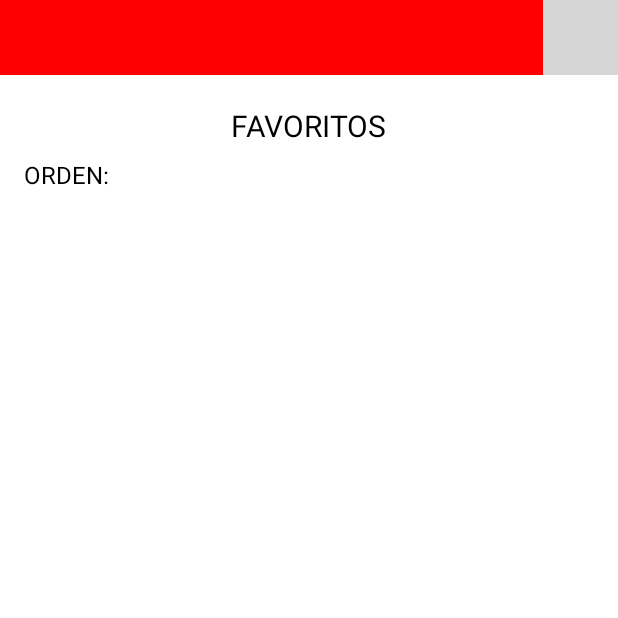
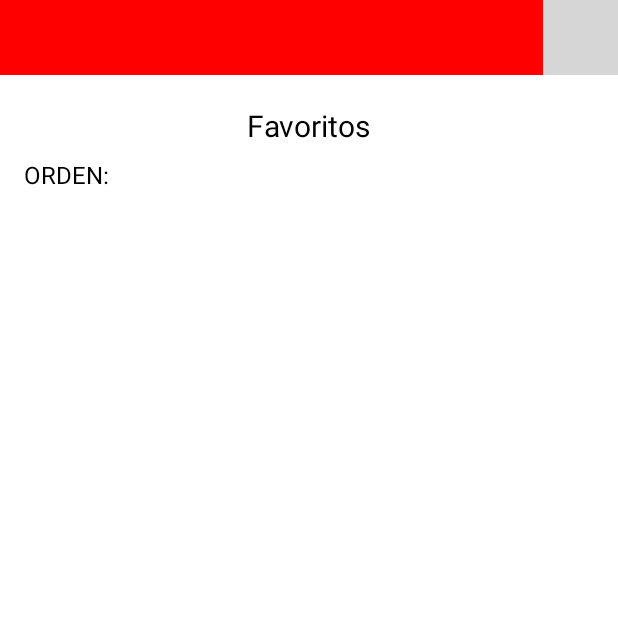
Before and after one commit to Mathyas45/AdoptaPupFinal, an Android app: the Favoritos screen opened directly, with no data from a screen before it, on a phone screen of 412 x 824 dp, the top half of it. Run offline under Robolectric (Android 15) with nearby library versions, the phone set to English and light mode, and no system bars; grey boxes are pictures that could not be loaded.

Commit message:
cambios realizados

```diff
--- a/app/src/main/res/layout/activity_favoritos.xml
+++ b/app/src/main/res/layout/activity_favoritos.xml
@@ -40,7 +40,7 @@
             android:layout_width="wrap_content"
             android:layout_height="wrap_content"
             android:layout_gravity="center"
-            android:text="FAVORITOS"
+            android:text="@string/favoritos"
             android:textColor="#000000"
             android:textSize="20sp" />
 
--- a/app/src/main/res/values/strings.xml
+++ b/app/src/main/res/values/strings.xml
@@ -13,6 +13,8 @@
     <string name="faoritos">Favoritos</string>
     <string name="popularidad">Populares</string>
     <string name="login">Iniciar Sesión</string>
+    <string name="favoritos">Favoritos</string>
+
 
 
 </resources>
```
